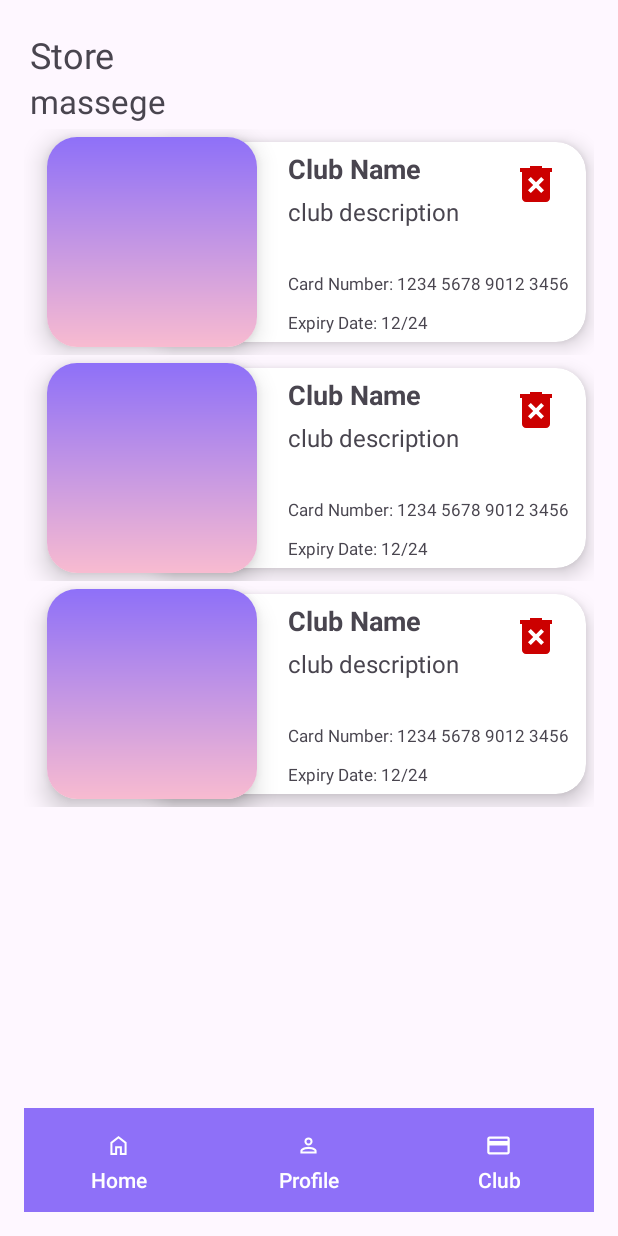
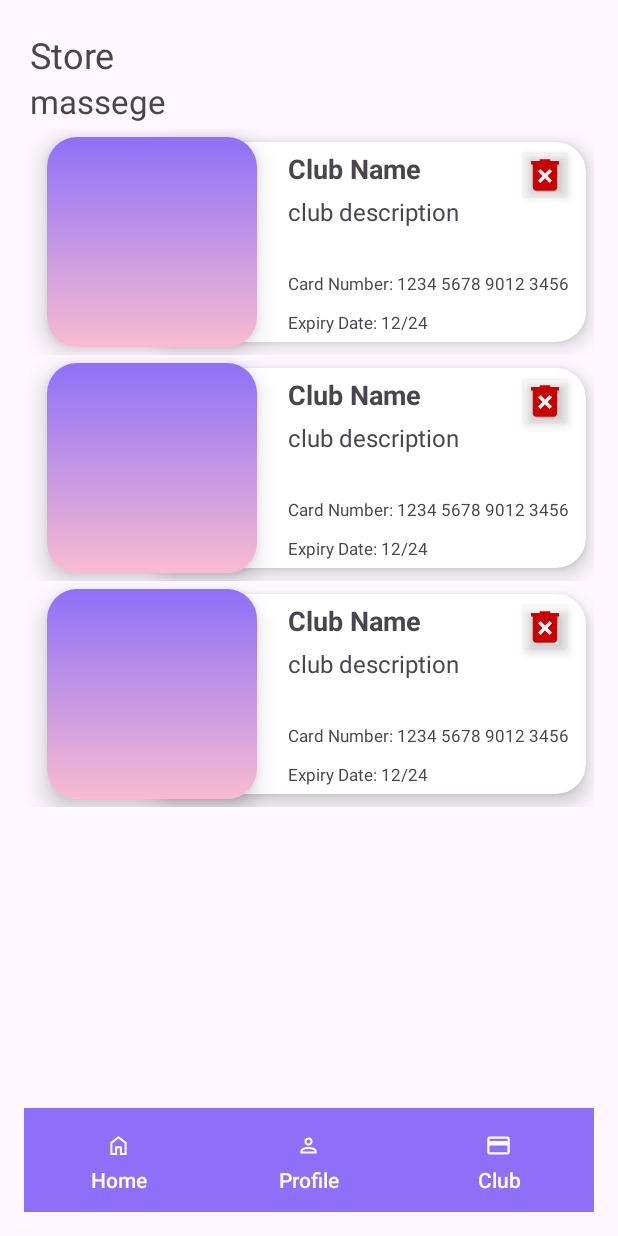
Before and after one commit to yahavLer/2024B_finalProject_YahavLer, an Android app: the layout clubs_accepted_by_store.xml on its own in the app's theme, with its tools: preview values and no code run, on a phone screen of 412 x 824 dp. Run offline under Robolectric (Android 15) with nearby library versions, the phone set to English and light mode, and no system bars.

Commit message:
19/8/24 finish

```diff
--- a/app/src/main/java/com/example/a2024b_finalproject_yahavler/Adapter/StoreAdapter.java
+++ b/app/src/main/java/com/example/a2024b_finalproject_yahavler/Adapter/StoreAdapter.java
@@ -70,7 +70,7 @@ public class StoreAdapter extends RecyclerView.Adapter<StoreAdapter.StoreViewHol
         ImageLoader.init(context);
         ImageLoader.getInstance().loadImage(store.getLogo(), holder.storeLogo);
         holder.storeName.setText(store.getName());
-//        holder.storeClubs.setText(String.join("Accepted Clubs: ", store.getAcceptedClubs()));
+        holder.storeClubs.setText("מועדונים שמקבלת: "+String.join(",  ", store.getAcceptedClubs()));
     }
 
     private void setupFavoriteButton(@NonNull StoreViewHolder holder, Store store) {
--- a/app/src/main/res/layout/club_details_item.xml
+++ b/app/src/main/res/layout/club_details_item.xml
@@ -65,8 +65,8 @@
                 tools:text="Club Name" />
             <com.google.android.material.imageview.ShapeableImageView
                 android:id="@+id/remove_club_IMG"
-                android:layout_width="48dp"
-                android:layout_height="48dp"
+                android:layout_width="36dp"
+                android:layout_height="36dp"
                 android:layout_alignParentTop="true"
                 android:layout_alignParentEnd="true"
                 android:layout_marginTop="4dp"
@@ -75,7 +75,9 @@
                 app:srcCompat="@drawable/remove"
                 android:tint="@android:color/holo_red_dark"
                 android:background="?attr/selectableItemBackgroundBorderless"
-                android:padding="8dp" />
+                android:padding="4dp"
+                android:elevation="4dp" />
+
             <com.google.android.material.textview.MaterialTextView
                 android:id="@+id/TV_club_descript"
                 android:layout_width="match_parent"
```
Also changed, not shown: app/src/main/res/layout/store_item_object.xml (+5 -5 lines).
